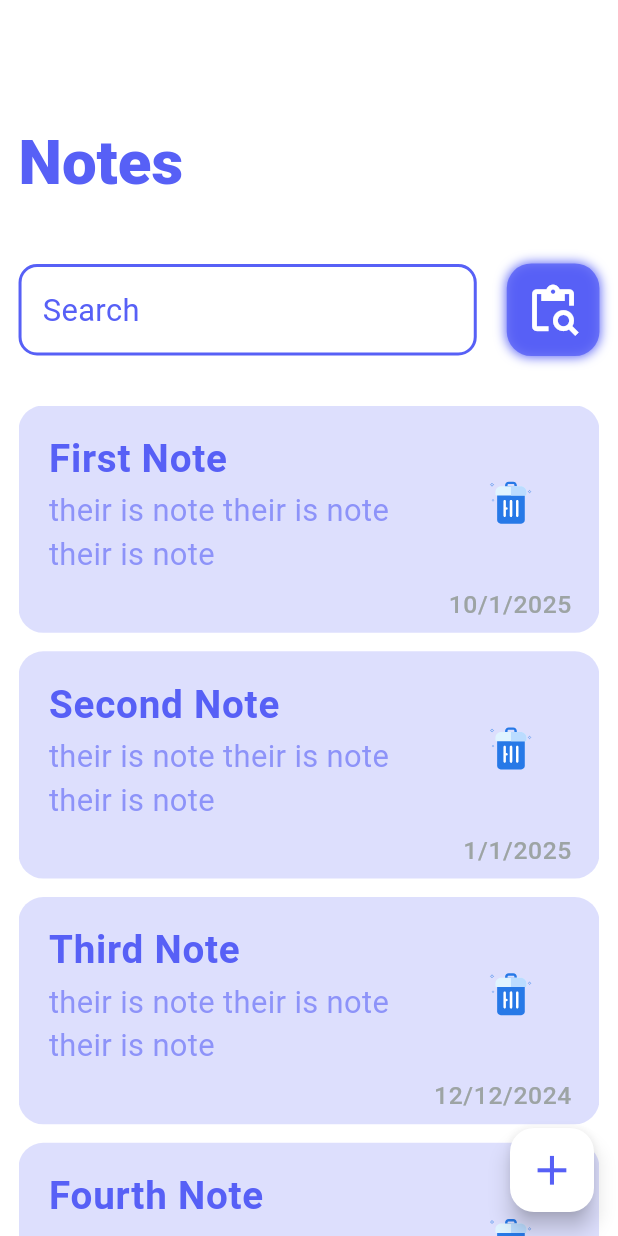
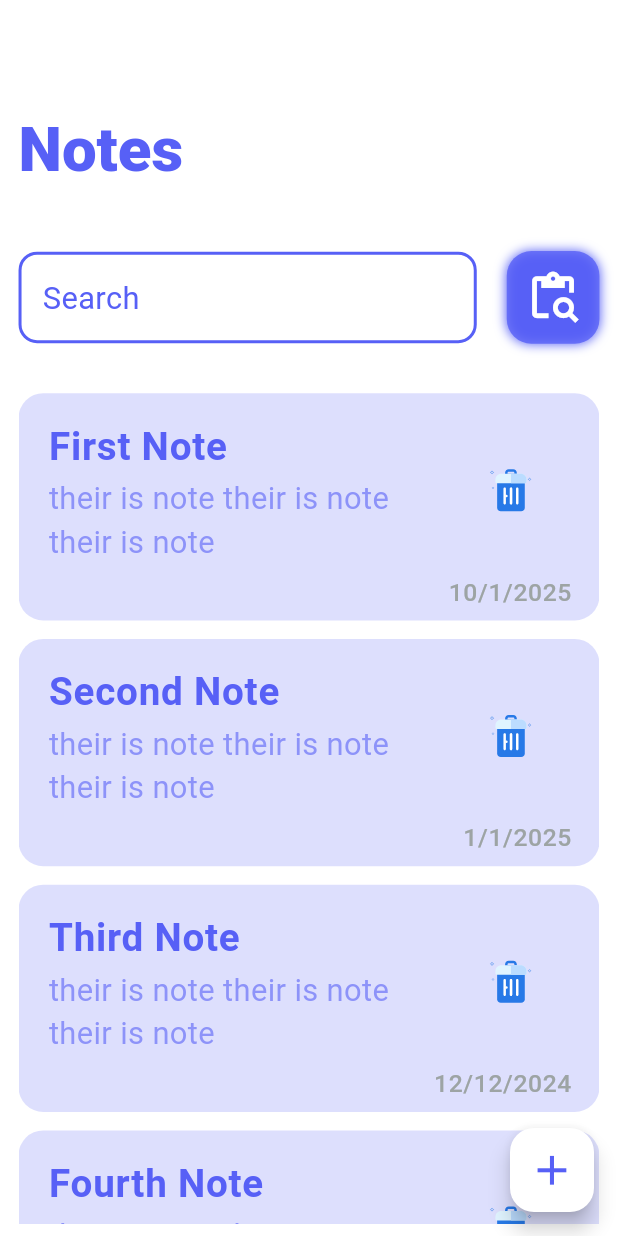
Before and after one commit to Ma7moud-Yasser/machinfy-project1, a Flutter app: the NoteScreen screen opened by its route, on a phone screen of 412 x 824 dp. Run offline on Flutter 3.47's test engine with Material 3 defaults, Android fonts, the phone set to English and light mode, and no system bars; our stand-ins replace bloc, flutter_bloc, google_fonts, hive, hive_flutter, lottie; accounts and stored records are empty.

Commit message:
Adjust vertical padding in NoteScreen for improved layout consistency

```diff
--- a/to_do_app/lib/features/note/presentation/view/note_screen.dart
+++ b/to_do_app/lib/features/note/presentation/view/note_screen.dart
@@ -49,13 +49,14 @@ class _NoteScreenState extends State<NoteScreen> {
       body: Padding(
         padding: EdgeInsets.symmetric(
           horizontal: MediaQuery.sizeOf(context).width * 0.03,
+          vertical: MediaQuery.sizeOf(context).height * 0.01,
         ),
         child: Column(
           crossAxisAlignment: CrossAxisAlignment.start,
           children: [
             Padding(
               padding: EdgeInsets.only(
-                top: MediaQuery.sizeOf(context).height * 0.1,
+                top: MediaQuery.sizeOf(context).height * 0.08,
                 bottom: MediaQuery.sizeOf(context).height * 0.05,
               ),
               child: Text(
```
